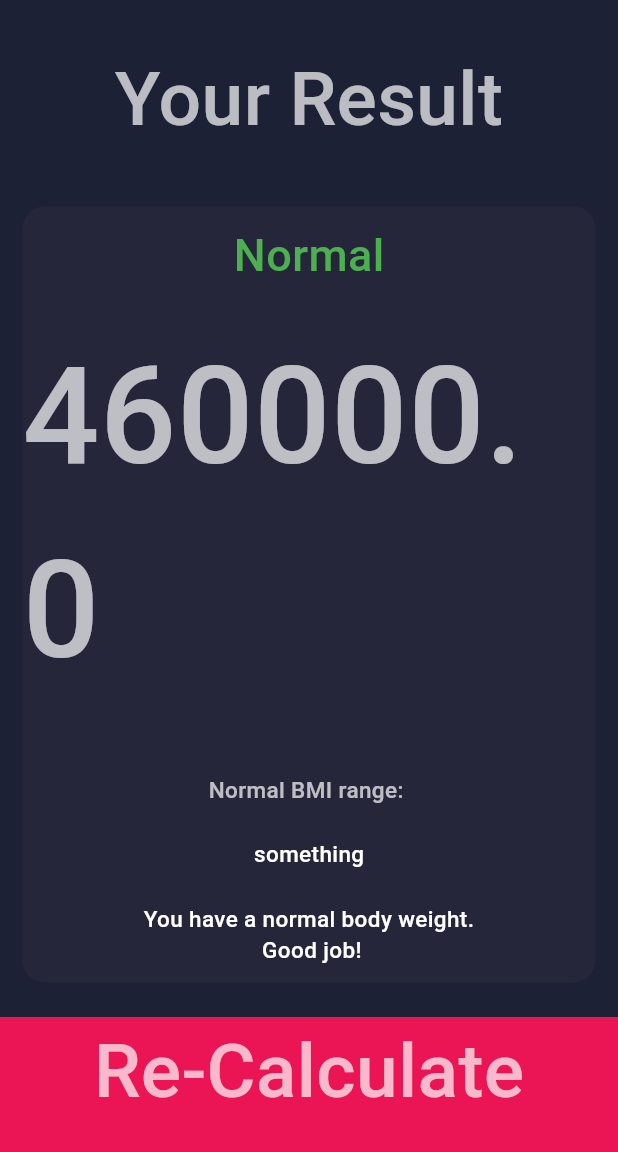
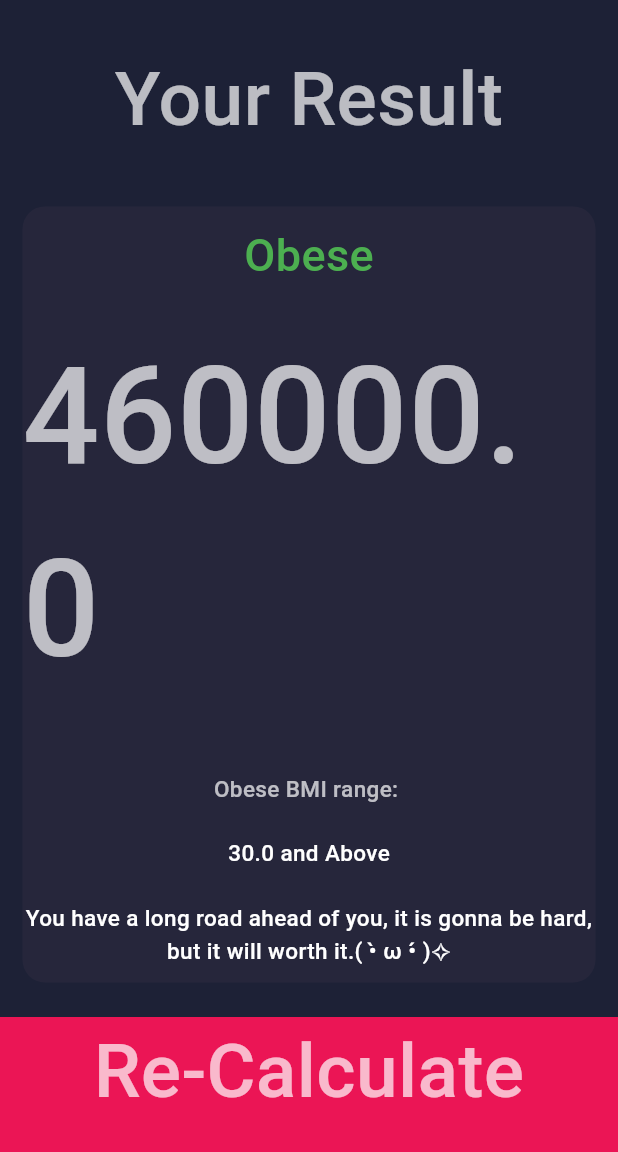
Before and after one commit to Kriptos23/bmi_calc, a Flutter app: the screen it shows after launch, after a tap on "Calculate", on a phone screen of 412 x 824 dp, the part 84-1236 px from its top. Run offline on Flutter 3.47's test engine with Material 3 defaults, Android fonts, the phone set to English and light mode, and no system bars; our stand-ins replace font_awesome_flutter.

```diff
--- /dev/null
+++ b/lib/calc_brain.dart
@@ -0,0 +1,61 @@
+class CalculatorBrain{
+  final double height;
+  final double weight;
+  late final double _bmi;
+
+  CalculatorBrain({required this.weight, required this.height});
+
+  String getBMI(){
+      _bmi = ((weight / (height * height)) * 10000);
+
+      return _bmi.toStringAsFixed(1);
+  }
+
+  String getNormal(){
+    if(_bmi>=30){
+      return "Obese";
+    }
+    else if(_bmi>=25){
+      return "Overweight";
+    }
+    else if(_bmi>=18.5){
+      return "Normal";
+    }
+    else{
+      return 'Underweight';
+    }
+  }
+
+  String getRange(){
+    if(_bmi>=30){
+      return "30.0 and Above";
+    }
+    else if(_bmi>=25){
+      return "25.0—29.9";
+    }
+    else if(_bmi>=18.5){
+      return "18.5—24.9";
+    }
+    else{
+      return 'Below 18.5';
+    }
+  }
+
+  String getCommentary(){
+    if(_bmi>=30){
+      return "You have a long road ahead of you, it is gonna be hard, but it "
+          "will worth it.( •̀ ω •́ )✧";
+    }
+    else if(_bmi>=25){
+      return "Start healthy life-style before it is too late!＜（＾－＾）＞";
+    }
+    else if(_bmi>=18.5){
+      return "Keep going, there is always room to grow!ヾ(≧へ≦)〃";
+    }
+    else{
+      return 'You should care about yourself more, eat good food(✿◡‿◡)';
+    }
+  }
+
+
+}
--- a/lib/components/constants.dart
+++ b/lib/components/constants.dart
@@ -13,7 +13,7 @@ int kLowerContainer = 0xFFEB1555;
 double kSliderValue = 1;
 
 
-int weight = 45;
+double weight = 45;
 
 int age = 18;
 
--- a/lib/screens/input_page.dart
+++ b/lib/screens/input_page.dart
@@ -6,6 +6,7 @@ import 'package:font_awesome_flutter/font_awesome_flutter.dart';
 import '../components/constants.dart';
 import '../components/round_icon.dart';
 import '../components/bottom_button.dart';
+import 'package:bmi_calc/calc_brain.dart';
 
 Color maleContainerColor = kPassiveContainer;
 Color femaleContainerColor = kPassiveContainer;
@@ -226,9 +227,14 @@ class _InputPageState extends State<InputPage> {
             bottomButton(
               text: 'Calculate',
               nextScreen: () {
+                CalculatorBrain calc = CalculatorBrain(weight: weight,
+                    height: kSliderValue);
                 Navigator.push(context,
-                    MaterialPageRoute(builder: (context) => Results()));
-                ibm = calculate();
+                    MaterialPageRoute(builder: (context) => Results(bmi: calc
+                        .getBMI(), commentary: calc.getCommentary(), normal:
+                    calc.getNormal(), range:
+                    calc.getRange())));
+                // ibm = calculate();
               },
             )
           ],
@@ -238,16 +244,16 @@ class _InputPageState extends State<InputPage> {
   }
 
 
-  double calculate() {
-    double ibm = 0;
-    setState(() {
-      ibm = ((weight / (kSliderValue * kSliderValue)) * 10000);
-    });
-    return ibm;
-  }
+  // double calculate() {
+  //   double ibm = 0;
+  //   setState(() {
+  //     ibm = ((weight / (kSliderValue * kSliderValue)) * 10000);
+  //   });
+  //   return ibm;
+  // }
 }
 
- double ibm = 0;
+ // double ibm = 0;
 
 
 // int currentContainerMale = passiveContainer;
--- a/lib/screens/results.dart
+++ b/lib/screens/results.dart
@@ -1,11 +1,16 @@
 import 'package:bmi_calc/components/bottom_button.dart';
 import 'package:bmi_calc/components/constants.dart';
 import 'package:flutter/material.dart';
-import 'input_page.dart';
 import '../components/containers.dart';
 
 class Results extends StatelessWidget {
-  String ibm2 = ibm.toStringAsFixed(1);
+  // String ibm2 = ibm.toStringAsFixed(1);
+  final String bmi;
+  final String normal;
+  final String range;
+  final String commentary;
+  Results({required this.bmi, required this.commentary, required this.normal,
+    required this.range});
 
   @override
   Widget build(BuildContext context) {
@@ -38,20 +43,20 @@ class Results extends StatelessWidget {
                 ContChild: Column(
                   mainAxisAlignment: MainAxisAlignment.spaceAround,
                   children: [
-                    Text('Normal',
+                    Text('$normal',
                         style: kNumberStyle.copyWith(color: Colors.green,
                             fontSize: 30)),
-                    Text("$ibm2", style: kNumberStyle.copyWith(fontSize: 90)),
+                    Text("$bmi", style: kNumberStyle.copyWith(fontSize: 90)),
                     SizedBox(
                       width: double.infinity,
                     ),
-                    Text('Normal BMI range: ', style: kNumberStyle.copyWith
+                    Text('$normal BMI range: ', style: kNumberStyle.copyWith
                       (color: Colors.white70,
                         fontSize: 15)),
-                    Text('something', style: kNumberStyle.copyWith(color:
+                    Text('$range', style: kNumberStyle.copyWith(color:
                     Colors.white,
                         fontSize: 15)),
-                    Text('You have a normal body weight.\n Good job!', style:
+                    Text('$commentary', style:
                     kNumberStyle.copyWith(color: Colors.white,
                         fontSize: 15), textAlign: TextAlign.center,),
                     // OutlinedButton(
```
